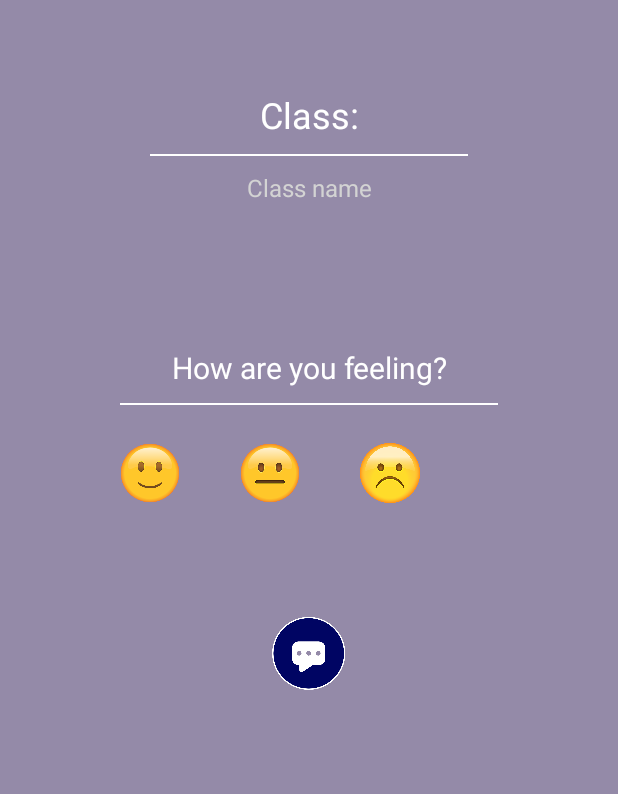
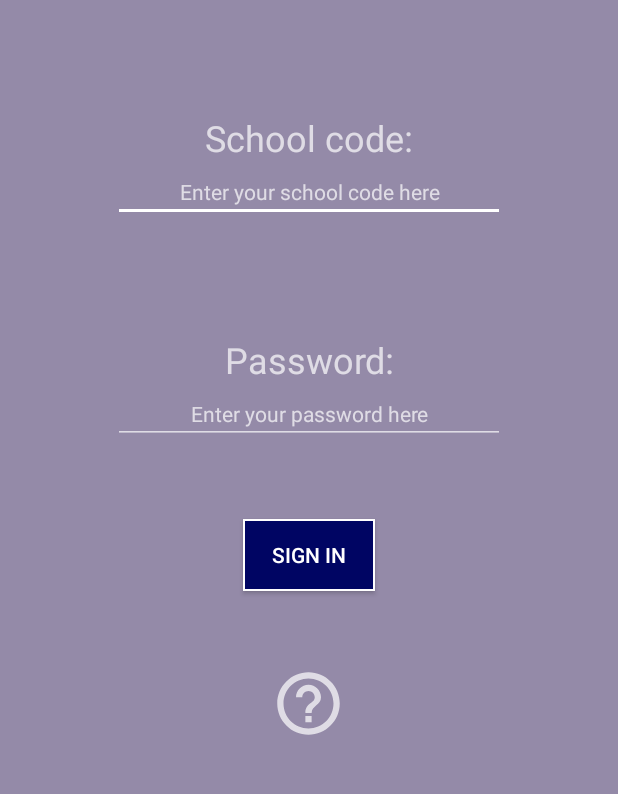
Before and after one commit to Tyrese919/Bit-Feeling, an Android app: the screen it shows after launch (FeelingsActivity before the commit, MainActivity after it), after a tap on "SIGN IN", on a phone screen of 412 x 824 dp, the part 225-1019 px from its top. Run offline under Robolectric (Android 15) with nearby library versions, the phone set to English and light mode, and no system bars; Roboto replaces fonts that are not available here.

Commit message:
Notification & Login System done
Made the notification and customized it (fully done now). And made a simple login system (temporary).

```diff
--- a/App/app/src/main/AndroidManifest.xml
+++ b/App/app/src/main/AndroidManifest.xml
@@ -2,7 +2,10 @@
 <manifest xmlns:android="http://schemas.android.com/apk/res/android"
     package="com.example.android.bitfeeling">
 
+    <uses-permission android:name="android.permission.INTERNET" />
+
     <application
+        android:usesCleartextTraffic="true"
         android:allowBackup="true"
         android:icon="@drawable/bitmoodlogo"
         android:label="@string/app_name"
@@ -17,7 +20,7 @@
             </intent-filter>
         </activity>
         <activity android:name=".FeelingsActivity" />
-
+        <receiver android:name=".NotificationClass" />
         <meta-data
             android:name="preloaded_fonts"
             android:resource="@array/preloaded_fonts" />
--- a/App/app/src/main/java/com/example/android/bitfeeling/FeelingsActivity.java
+++ b/App/app/src/main/java/com/example/android/bitfeeling/FeelingsActivity.java
@@ -1,6 +1,5 @@
 package com.example.android.bitfeeling;
 
-import android.content.Intent;
 import android.os.Bundle;
 import android.view.View;
 import android.widget.ImageView;
--- a/App/app/src/main/java/com/example/android/bitfeeling/MainActivity.java
+++ b/App/app/src/main/java/com/example/android/bitfeeling/MainActivity.java
@@ -2,13 +2,17 @@ package com.example.android.bitfeeling;
 
 import androidx.appcompat.app.AppCompatActivity;
 
-import android.annotation.SuppressLint;
+import android.app.AlarmManager;
+import android.app.PendingIntent;
+import android.content.Context;
 import android.content.Intent;
 import android.os.Bundle;
 import android.view.View;
-import android.widget.Button;
+import android.widget.EditText;
 import android.widget.ImageView;
 import android.widget.Toast;
+
+import java.util.Calendar;
 
 public class MainActivity extends AppCompatActivity {
 
@@ -17,16 +21,7 @@ public class MainActivity extends AppCompatActivity {
         super.onCreate(savedInstanceState);
         setContentView(R.layout.login_activity);
 
-        Button signinButton = (Button)  findViewById(R.id.signin);
         ImageView questionImage = (ImageView) findViewById(R.id.questionmark);
-
-        signinButton.setOnClickListener(new View.OnClickListener() {
-            @Override
-            public void onClick(View v) {
-                Intent intent = new Intent(MainActivity.this, FeelingsActivity.class);
-                startActivity(intent);
-            }
-        });
 
         questionImage.setOnClickListener(new View.OnClickListener() {
             @Override
@@ -35,6 +30,39 @@ public class MainActivity extends AppCompatActivity {
             }
         });
 
+        AlarmManager alarmManager = (AlarmManager) getSystemService(Context.ALARM_SERVICE);
+
+        Intent notificationIntent = new Intent(this, NotificationClass.class);
+        PendingIntent broadcast = PendingIntent.getBroadcast(this, 100, notificationIntent, PendingIntent.FLAG_UPDATE_CURRENT);
+
+        Calendar cal = Calendar.getInstance();
+
+        cal.setTimeInMillis(System.currentTimeMillis());
+        cal.set(Calendar.HOUR_OF_DAY, 21);
+        cal.set(Calendar.MINUTE, 46);
+        cal.set(Calendar.SECOND, 0);
+        alarmManager.setRepeating(AlarmManager.RTC_WAKEUP, cal.getTimeInMillis(),AlarmManager.INTERVAL_DAY,broadcast);
 
     }
+
+    public void login(View view) {
+        EditText logincode  = (EditText) findViewById(R.id.logincode);
+        EditText loginpassword  = (EditText) findViewById(R.id.loginpassword);
+
+        if (logincode.getText().toString().isEmpty() || loginpassword.getText().toString().isEmpty()) {
+            Toast.makeText(MainActivity.this, getResources().getString(R.string.empty_login_view), Toast.LENGTH_SHORT).show();
+        } else {
+            if (logincode.getText().toString().equals("1") && loginpassword.getText().toString().equals("2")) {
+                Intent intent = new Intent(MainActivity.this, FeelingsActivity.class);
+                startActivity(intent);
+                Toast.makeText(MainActivity.this, getResources().getString(R.string.login_succes), Toast.LENGTH_SHORT).show();
+                logincode.setText("");
+                loginpassword.setText("");
+            } else {
+                logincode.setText("");
+                loginpassword.setText("");
+                Toast.makeText(MainActivity.this, getResources().getString(R.string.login_fail), Toast.LENGTH_SHORT).show();
+            }
+        }
+    }
 }
--- a/App/app/src/main/res/layout/login_activity.xml
+++ b/App/app/src/main/res/layout/login_activity.xml
@@ -30,6 +30,7 @@
         android:textSize="24sp"/>
 
     <EditText
+        android:id="@+id/logincode"
         android:layout_marginRight="75dp"
         android:layout_marginLeft="75dp"
         android:layout_width="match_parent"
@@ -47,6 +48,7 @@
         android:textSize="24sp" />
 
     <EditText
+        android:id="@+id/loginpassword"
         android:layout_marginRight="75dp"
         android:layout_marginLeft="75dp"
         android:layout_width="match_parent"
@@ -56,6 +58,7 @@
         android:textSize="14sp"/>
 
     <Button
+        android:onClick="login"
         android:id="@+id/signin"
         android:layout_marginTop="50dp"
         android:background="@drawable/border"
--- a/App/app/src/main/res/values/strings.xml
+++ b/App/app/src/main/res/values/strings.xml
@@ -1,5 +1,12 @@
 <resources>
     <string name="app_name">Bit Mood</string>
+
+<!--  Pressing Strings -->
     <string name="questionmark_pressed">If you have any questions feel free to contact your teachers.</string>
     <string name="chatbutton_pressed">This feature has not been added.</string>
+
+<!--    Login Strings -->
+    <string name="empty_login_view">You forgot to fill in your student code or password!</string>
+    <string name="login_succes">You logged in succesfully!</string>
+    <string name="login_fail">Your login details aren\'t correct.</string>
 </resources>
```
Also changed, not shown: App/app/src/main/java/com/example/android/bitfeeling/NotificationClass.java (added, +54 -0 lines), App/app/gradle/wrapper/gradle-wrapper.properties (added), 4 other files.
